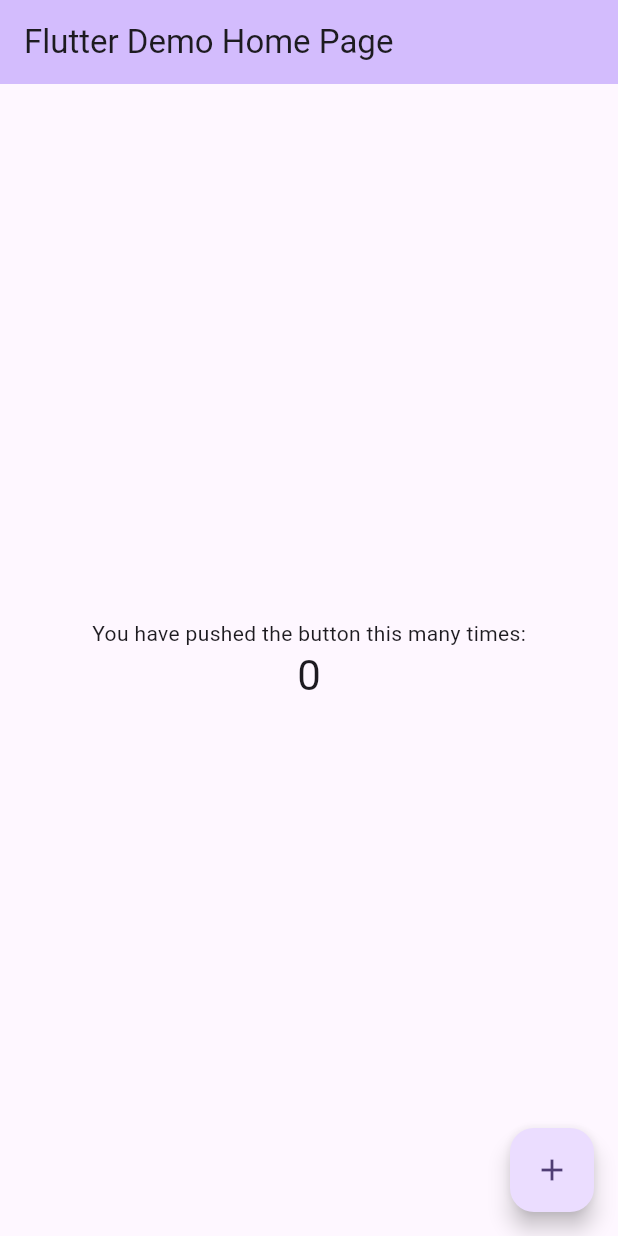
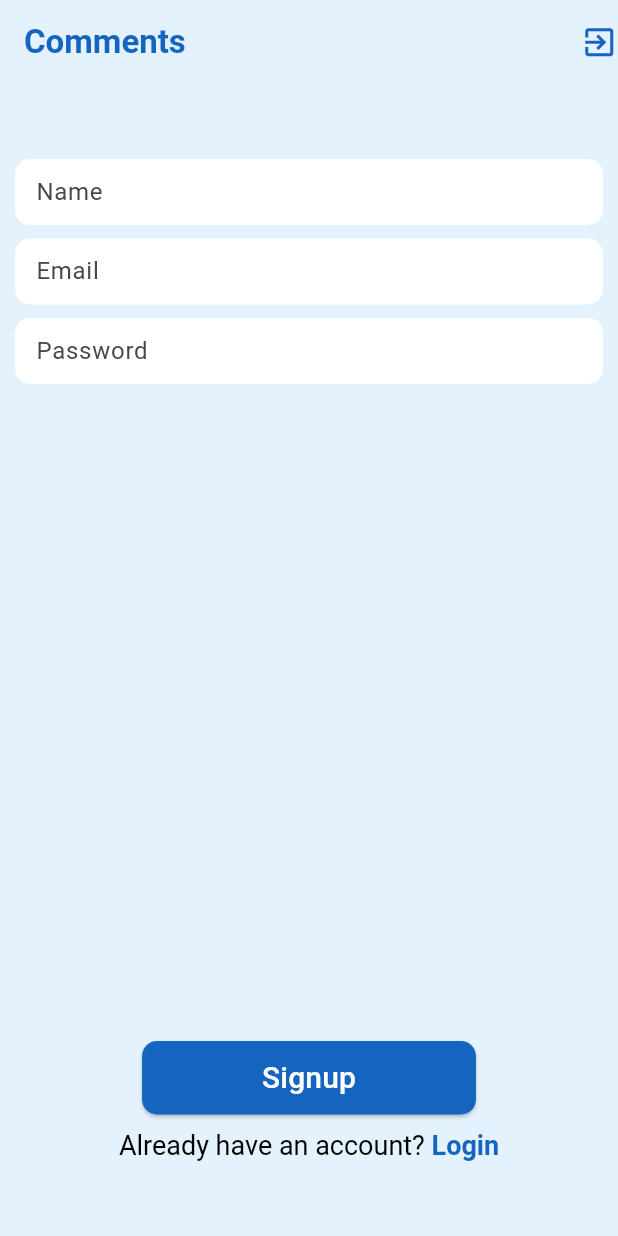
Before and after one commit to Devesh190/round_1b, a Flutter app: the screen it shows after launch, on a phone screen of 412 x 824 dp. Run offline on Flutter 3.47's test engine with Material 3 defaults, Android fonts, the phone set to English and light mode, and no system bars; our stand-ins replace firebase_auth, firebase_core; accounts and stored records are empty.

Commit message:
create login screen and firebase auth(login & sign up)

```diff
--- /dev/null
+++ b/lib/feature/login_signup/provider/auth_provider.dart
@@ -0,0 +1,77 @@
+import 'package:flutter/material.dart';
+import 'package:round_1b/feature/login_signup/service/auth_service.dart';
+
+import '../../comments/screen/comments_screen.dart';
+
+class AuthProvider with ChangeNotifier {
+  bool isLogin = false;
+  String? name;
+  String? email;
+  String? password;
+  bool isLoading = false;
+
+  String getName() {
+    return name!;
+  }
+
+  void setName(String value) {
+    name = value;
+    notifyListeners();
+  }
+
+  String getEmail() {
+    return email!;
+  }
+
+  void setEmail(String value) {
+    email = value;
+    notifyListeners();
+  }
+
+  String getPassword() {
+    return password!;
+  }
+
+  void setPassword(String value) {
+    password = value;
+    notifyListeners();
+  }
+
+  bool getIsLogin() {
+    return isLogin;
+  }
+
+  void changeIsLoginStatus() {
+    isLogin = !isLogin;
+    notifyListeners();
+  }
+
+  bool getIsLoading() {
+    return isLoading;
+  }
+
+  void statusChangeIsloading() {
+    isLoading = !isLoading;
+    notifyListeners();
+  }
+
+  Future<bool> signUp(BuildContext context) async {
+    AuthService service = AuthService();
+    bool status = await service.signUp(name!, email!, password!, context);
+    if (status) {
+      Navigator.of(context).push(
+          MaterialPageRoute(builder: (context) => const CommentsScreen()));
+    }
+    return status;
+  }
+
+  Future<bool> login(BuildContext context) async {
+    AuthService service = AuthService();
+    bool status = await service.login(email!, password!, context);
+    if (status) {
+      Navigator.of(context).push(
+          MaterialPageRoute(builder: (context) => const CommentsScreen()));
+    }
+    return status;
+  }
+}
--- /dev/null
+++ b/lib/feature/login_signup/screen/login_signup_screen.dart
@@ -0,0 +1,174 @@
+import 'package:flutter/gestures.dart';
+import 'package:flutter/material.dart';
+import 'package:provider/provider.dart';
+import 'package:round_1b/widget/common_appbar.dart';
+import 'package:round_1b/widget/common_text_field.dart';
+import 'package:round_1b/widget/utils.dart';
+
+import '../provider/auth_provider.dart';
+
+class LoginSignUpScreen extends StatefulWidget {
+  const LoginSignUpScreen({super.key});
+
+  @override
+  State<LoginSignUpScreen> createState() => _LoginSignUpScreenState();
+}
+
+class _LoginSignUpScreenState extends State<LoginSignUpScreen> {
+  final _formKey = GlobalKey<FormState>();
+  @override
+  Widget build(BuildContext context) {
+    return Scaffold(
+        appBar: const CommonAppBar(title: 'Comments'),
+        body: Consumer<AuthProvider>(builder: (context, authProvider, child) {
+          return Container(
+            padding: const EdgeInsets.symmetric(horizontal: 10, vertical: 50),
+            color: Colors.blue.shade50,
+            child: Column(
+              mainAxisAlignment: MainAxisAlignment.spaceBetween,
+              children: [
+                SizedBox(
+                  height: Utils.deviceHeight * 0.25,
+                  child: Form(
+                    key: _formKey,
+                    child: Column(
+                      mainAxisAlignment: authProvider.getIsLogin()
+                          ? MainAxisAlignment.spaceAround
+                          : MainAxisAlignment.spaceBetween,
+                      children:
+                          _getListFormField(authProvider.getIsLogin(), context),
+                    ),
+                  ),
+                ),
+                Column(
+                  children: [
+                    ElevatedButton(
+                        style: ElevatedButton.styleFrom(
+                            backgroundColor: Colors.blue.shade800,
+                            foregroundColor: Colors.white,
+                            shape: RoundedRectangleBorder(
+                                borderRadius: BorderRadius.circular(10)),
+                            padding: const EdgeInsets.symmetric(
+                                horizontal: 80, vertical: 10)),
+                        onPressed: () async {
+                          if (_formKey.currentState!.validate()) {
+                            authProvider.statusChangeIsloading();
+                            _formKey.currentState!.save();
+                            if (authProvider.getIsLogin()) {
+                              await authProvider.login(context);
+                            } else {
+                              await authProvider.signUp(context);
+                            }
+
+                            authProvider.statusChangeIsloading();
+                          }
+                        },
+                        child: authProvider.getIsLoading()
+                            ? const SizedBox(
+                                height: 30,
+                                width: 30,
+                                child: CircularProgressIndicator(
+                                  color: Colors.white,
+                                  strokeWidth: 2,
+                                ),
+                              )
+                            : Text(
+                                authProvider.getIsLogin() ? 'Login' : "Signup",
+                                style: const TextStyle(fontSize: 20),
+                              )),
+                    const SizedBox(height: 10),
+                    RichText(
+                      text: TextSpan(
+                        text: authProvider.getIsLogin()
+                            ? 'New here? '
+                            : 'Already have an account? ',
+                        style: const TextStyle(
+                            color: Colors.black, fontSize: 18.0),
+                        children: <TextSpan>[
+                          TextSpan(
+                            text:
+                                authProvider.getIsLogin() ? 'SignUp' : 'Login',
+                            style: TextStyle(
+                              color: Colors.blue.shade800,
+                              fontWeight: FontWeight.bold,
+                            ),
+                            recognizer: TapGestureRecognizer()
+                              ..onTap = () {
+                                authProvider.changeIsLoginStatus();
+                              },
+                          ),
+                        ],
+                      ),
+                    )
+                  ],
+                ),
+              ],
+            ),
+          );
+        }));
+  }
+}
+
+List<Widget> _getListFormField(bool value, BuildContext context) {
+  final provider = Provider.of<AuthProvider>(context, listen: false);
+
+  if (!value) {
+    return [
+      CommonTextField(
+          hintText: "Name",
+          setFunction: provider.setName,
+          validateFunction: (value) {
+            if (value == null || value.isEmpty) {
+              return 'Please enter your name';
+            }
+          }),
+      CommonTextField(
+          hintText: "Email",
+          setFunction: provider.setEmail,
+          validateFunction: (value) {
+            if (value == null || value.isEmpty) {
+              return 'Please enter your email';
+            } else if (!RegExp(r'^[^@]+@[^@]+\.[^@]+').hasMatch(value)) {
+              return 'Please enter a valid email';
+            }
+            return null;
+          }),
+      CommonTextField(
+          hintText: "Password",
+          setFunction: provider.setPassword,
+          validateFunction: (value) {
+            if (value == null || value.isEmpty) {
+              return 'Please enter your password';
+            } else if (value.length < 6) {
+              return 'Password must be at least 6 characters long';
+            }
+            return null;
+          }),
+    ];
+  } else {
+    return [
+      CommonTextField(
+          hintText: "Email",
+          setFunction: provider.setEmail,
+          validateFunction: (value) {
+            if (value == null || value.isEmpty) {
+              return 'Please enter your email';
+            } else if (!RegExp(r'^[^@]+@[^@]+\.[^@]+').hasMatch(value)) {
+              return 'Please enter a valid email';
+            }
+            return null;
+          }),
+      CommonTextField(
+          hintText: "Password",
+          setFunction: provider.setPassword,
+          validateFunction: (value) {
+            if (value == null || value.isEmpty) {
+              return 'Please enter your password';
+            } else if (value.length < 6) {
+              return 'Password must be at least 6 characters long';
+            }
+            return null;
+          }),
+    ];
+  }
+}
--- /dev/null
+++ b/lib/feature/login_signup/service/auth_service.dart
@@ -0,0 +1,45 @@
+import 'dart:developer';
+
+import 'package:firebase_auth/firebase_auth.dart';
+import 'package:flutter/material.dart';
+
+class AuthService {
+  Future<bool> signUp(
+      String name, String email, String password, BuildContext context) async {
+    try {
+      UserCredential userCredential = await FirebaseAuth.instance
+          .createUserWithEmailAndPassword(email: email, password: password);
+
+      await userCredential.user?.updateDisplayName(name);
+      ScaffoldMessenger.of(context).showSnackBar(
+          const SnackBar(content: Text("Registration Successful")));
+      return true;
+    } on FirebaseAuthException catch (e) {
+      String message = e.message ?? "An error occurred";
+      log(message);
+      ScaffoldMessenger.of(context).showSnackBar(
+        SnackBar(content: Text(message)),
+      );
+      return false;
+    }
+  }
+
+  Future<bool> login(
+      String email, String password, BuildContext context) async {
+    try {
+      UserCredential userCredential = await FirebaseAuth.instance
+          .signInWithEmailAndPassword(email: email, password: password);
+
+      ScaffoldMessenger.of(context).showSnackBar(
+        const SnackBar(content: Text("Login Successful")),
+      );
+      return true;
+    } on FirebaseAuthException catch (e) {
+      String message = e.message ?? "An error occurred";
+      ScaffoldMessenger.of(context).showSnackBar(
+        SnackBar(content: Text(message)),
+      );
+      return false;
+    }
+  }
+}
--- a/lib/main.dart
+++ b/lib/main.dart
@@ -1,103 +1,28 @@
+import 'package:firebase_core/firebase_core.dart';
 import 'package:flutter/material.dart';
+import 'package:provider/provider.dart';
+import 'package:round_1b/feature/login_signup/provider/auth_provider.dart';
+import 'package:round_1b/feature/login_signup/screen/login_signup_screen.dart';
 
-void main() {
-  runApp(const MyApp());
+void main() async {
+  WidgetsFlutterBinding.ensureInitialized();
+  await Firebase.initializeApp();
+  runApp(MultiProvider(providers: [
+    ChangeNotifierProvider(create: (_) => AuthProvider()),
+  ], child: const MyApp()));
 }
 
 class MyApp extends StatelessWidget {
   const MyApp({super.key});
 
-  // This widget is the root of your application.
   @override
   Widget build(BuildContext context) {
     return MaterialApp(
-      title: 'Flutter Demo',
+      title: 'Round 1b',
       theme: ThemeData(
-        colorScheme: ColorScheme.fromSeed(seedColor: Colors.deepPurple),
         useMaterial3: true,
       ),
-      home: const MyHomePage(title: 'Flutter Demo Home Page'),
+      home: const LoginSignUpScreen(),
     );
   }
 }
-
-class MyHomePage extends StatefulWidget {
-  const MyHomePage({super.key, required this.title});
-
-
-
-  final String title;
-
-  @override
-  State<MyHomePage> createState() => _MyHomePageState();
-}
-
-class _MyHomePageState extends State<MyHomePage> {
-  int _counter = 0;
-
-  void _incrementCounter() {
-    setState(() {
-      // This call to setState tells the Flutter framework that something has
-      // changed in this State, which causes it to rerun the build method below
-      // so that the display can reflect the updated values. If we changed
-      // _counter without calling setState(), then the build method would not be
-      // called again, and so nothing would appear to happen.
-      _counter++;
-    });
-  }
-
-  @override
-  Widget build(BuildContext context) {
-    // This method is rerun every time setState is called, for instance as done
-    // by the _incrementCounter method above.
-    //
-    // The Flutter framework has been optimized to make rerunning build methods
-    // fast, so that you can just rebuild anything that needs updating rather
-    // than having to individually change instances of widgets.
-    return Scaffold(
-      appBar: AppBar(
-        // TRY THIS: Try changing the color here to a specific color (to
-        // Colors.amber, perhaps?) and trigger a hot reload to see the AppBar
-        // change color while the other colors stay the same.
-        backgroundColor: Theme.of(context).colorScheme.inversePrimary,
-        // Here we take the value from the MyHomePage object that was created by
-        // the App.build method, and use it to set our appbar title.
-        title: Text(widget.title),
-      ),
-      body: Center(
-        // Center is a layout widget. It takes a single child and positions it
-        // in the middle of the parent.
-        child: Column(
-          // Column is also a layout widget. It takes a list of children and
-          // arranges them vertically. By default, it sizes itself to fit its
-          // children horizontally, and tries to be as tall as its parent.
-          //
-          // Column has various properties to control how it sizes itself and
-          // how it positions its children. Here we use mainAxisAlignment to
-          // center the children vertically; the main axis here is the vertical
-          // axis because Columns are vertical (the cross axis would be
-          // horizontal).
-          //
-          // TRY THIS: Invoke "debug painting" (choose the "Toggle Debug Paint"
-          // action in the IDE, or press "p" in the console), to see the
-          // wireframe for each widget.
-          mainAxisAlignment: MainAxisAlignment.center,
-          children: <Widget>[
-            const Text(
-              'You have pushed the button this many times:',
-            ),
-            Text(
-              '$_counter',
-              style: Theme.of(context).textTheme.headlineMedium,
-            ),
-          ],
-        ),
-      ),
-      floatingActionButton: FloatingActionButton(
-        onPressed: _incrementCounter,
-        tooltip: 'Increment',
-        child: const Icon(Icons.add),
-      ), // This trailing comma makes auto-formatting nicer for build methods.
-    );
-  }
-}
--- /dev/null
+++ b/lib/widget/common_appbar.dart
@@ -0,0 +1,32 @@
+import 'package:flutter/material.dart';
+
+class CommonAppBar extends StatelessWidget implements PreferredSizeWidget {
+  const CommonAppBar({super.key, required this.title});
+  final String title;
+
+  @override
+  Size get preferredSize => const Size.fromHeight(kToolbarHeight);
+
+  @override
+  Widget build(BuildContext context) {
+    return AppBar(
+      backgroundColor: Colors.blue.shade50,
+      actions: [
+        InkWell(
+            onTap: () {
+              // Navigator.of(context).pushAndRemoveUntil(
+              //     MaterialPageRoute(
+              //         builder: (context) => const WelcomeScreen()),
+              //     (Route<dynamic> route) => false);
+            },
+            child:
+                Icon(Icons.exit_to_app, color: Colors.blue.shade800, size: 25))
+      ],
+      title: Text(
+        title,
+        style:
+            TextStyle(color: Colors.blue.shade800, fontWeight: FontWeight.w700),
+      ),
+    );
+  }
+}
--- /dev/null
+++ b/lib/widget/common_text_field.dart
@@ -0,0 +1,83 @@
+import 'package:flutter/material.dart';
+import 'package:flutter/widgets.dart';
+
+class CommonTextField extends StatefulWidget {
+  const CommonTextField(
+      {super.key,
+      required this.hintText,
+      this.value = "",
+      this.size = 44,
+      this.setFunction,
+      required this.validateFunction,
+      this.visibility = false,
+      this.textFieldColor = Colors.white,
+      this.readOnly = false});
+  final String hintText;
+  final String value;
+  final double size;
+  final Function(String)? setFunction;
+  final Function(String?) validateFunction;
+  final bool visibility;
+  final Color textFieldColor;
+  final bool readOnly;
+
+  @override
+  State<CommonTextField> createState() => _CommonTextFieldState();
+}
+
+class _CommonTextFieldState extends State<CommonTextField> {
+  final TextEditingController _controller = TextEditingController();
+
+  @override
+  void initState() {
+    super.initState();
+    widget.value.isNotEmpty ? _controller.text = widget.value : null;
+    _controller.addListener(updateValue);
+  }
+
+  void updateValue() {
+    widget.setFunction!(_controller.text);
+  }
+
+  @override
+  void dispose() {
+    _controller.removeListener(updateValue);
+    _controller.dispose();
+    super.dispose();
+  }
+
+  @override
+  Widget build(BuildContext context) {
+    return TextFormField(
+      cursorColor: Colors.black,
+      // maxLines: widget.visibility ? 1 : 1,
+      controller: _controller,
+      readOnly: widget.readOnly,
+      obscureText: widget.visibility,
+      // expands: widget.visibility ? false : true,
+      decoration: InputDecoration(
+          fillColor: Colors.white,
+          hintText: widget.hintText,
+          filled: true,
+          isCollapsed: true,
+          contentPadding: const EdgeInsets.all(10),
+          errorMaxLines: 1,
+          errorStyle: TextStyle(fontSize: 10),
+          enabledBorder: OutlineInputBorder(
+            borderSide: BorderSide.none,
+            borderRadius: BorderRadius.circular(10.0),
+          ),
+          border: OutlineInputBorder(
+            borderSide: BorderSide.none,
+            borderRadius: BorderRadius.circular(10.0),
+          ),
+          focusedBorder: OutlineInputBorder(
+              borderRadius: BorderRadius.circular(10.0),
+              borderSide: BorderSide.none),
+          labelStyle: const TextStyle(color: Colors.black)),
+      validator: (value) {
+        return widget.validateFunction(value);
+      },
+    );
+  }
+}
--- /dev/null
+++ b/lib/widget/utils.dart
@@ -0,0 +1,56 @@
+import 'dart:ui' as ui;
+import 'dart:ui';
+
+import 'package:flutter/material.dart';
+
+class Utils {
+  static double _deviceWidth =
+      ui.window.physicalSize.width / ui.window.devicePixelRatio;
+  static double _deviceHeight =
+      ui.window.physicalSize.height / ui.window.devicePixelRatio;
+
+  static void init(BuildContext context) {
+    WidgetsBinding.instance.addPostFrameCallback((_) {
+      _updateDimensions();
+      ui.window.onMetricsChanged = () {
+        _updateDimensions();
+      };
+    });
+  }
+
+  static bool isTab = _deviceWidth>600? true:false;
+
+  static void _updateDimensions() {
+    _deviceWidth = ui.window.physicalSize.width / ui.window.devicePixelRatio;
+    _deviceHeight = ui.window.physicalSize.height / ui.window.devicePixelRatio;
+  }
+
+  static double get deviceWidth => _deviceWidth;
+  static double get deviceHeight => _deviceHeight;
+}
+
+class HexColor extends Color {
+  static int _getColorFromHex(String hexColor) {
+    hexColor = hexColor.toUpperCase().replaceAll("#", "");
+    if (hexColor.length == 6) {
+      hexColor = "FF$hexColor";
+    }
+    return int.parse(hexColor, radix: 16);
+  }
+
+  static String getTransparentHexColor(String hexColor) {
+    // Ensure the hex color is valid
+    RegExp hexColorRegExp = RegExp(r'^#?([a-fA-F0-9]{6})$');
+    if (!hexColorRegExp.hasMatch(hexColor)) {
+      throw FormatException('Invalid hex color format');
+    }
+
+    // Remove the # if it exists
+    hexColor = hexColor.replaceAll('#', '');
+
+    // Add 50% opacity (80 in hex)
+    return '#1A$hexColor';
+  }
+
+  HexColor(final String hexColor) : super(_getColorFromHex(hexColor));
+}
--- a/pubspec.yaml
+++ b/pubspec.yaml
@@ -35,6 +35,9 @@ dependencies:
   # The following adds the Cupertino Icons font to your application.
   # Use with the CupertinoIcons class for iOS style icons.
   cupertino_icons: ^1.0.6
+  provider: ^6.1.2
+  firebase_core: ^3.3.0
+  firebase_auth: ^5.1.0
 
 dev_dependencies:
   flutter_test:
```
Also changed, not shown: lib/feature/comments/screen/comments_screen.dart (added, +19 -0 lines), firebase.json (added), lib/firebase_options.dart (added), pubspec.lock, 6 other files.
